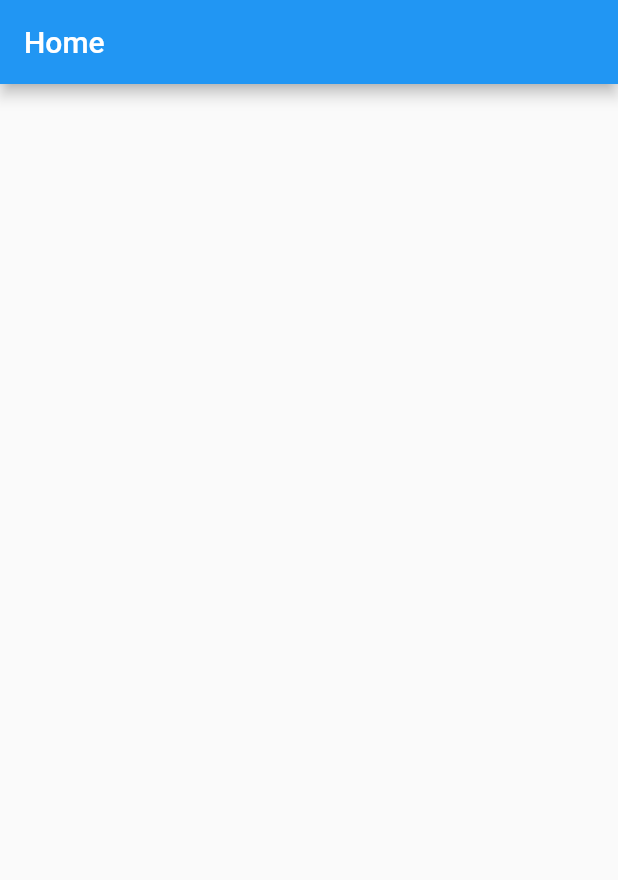
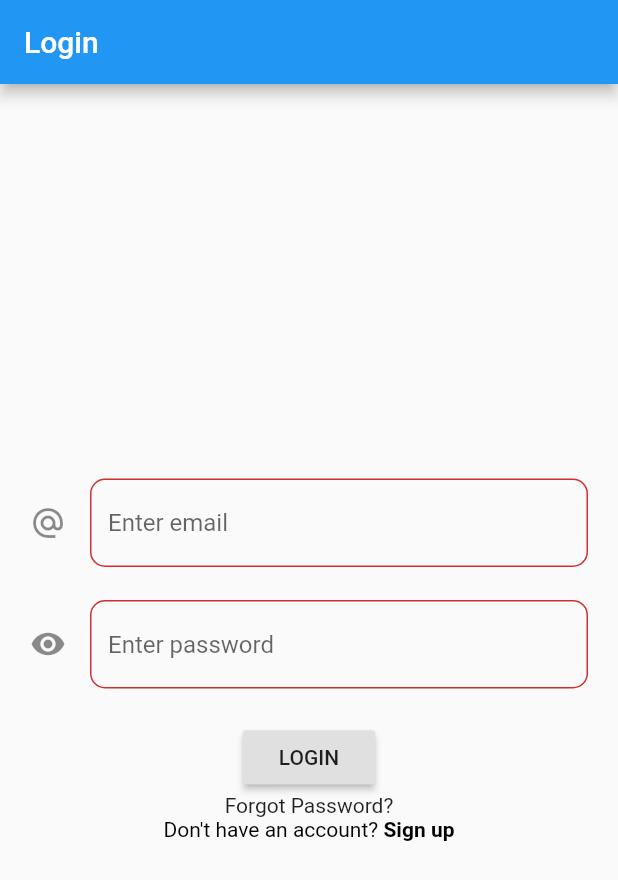
Before and after one commit to varamsky/travial, a Flutter app: the screen it shows after launch, on a phone screen of 412 x 824 dp. Shown: the top 880 px of the screen. Run offline on Flutter 3.47's test engine with Material 2 defaults, Android fonts, the phone set to English and light mode, and no system bars; our stand-ins replace firebase_auth; accounts and stored records are empty.

Commit message:
Added firebase authentication

```diff
--- /dev/null
+++ b/lib/auth/auth_status_enum.dart
@@ -0,0 +1,5 @@
+enum AuthStatus {
+  NOT_DETERMINED,
+  NOT_LOGGED_IN,
+  LOGGED_IN,
+}
--- /dev/null
+++ b/lib/auth/base_auth.dart
@@ -0,0 +1,16 @@
+import 'dart:async';
+import 'package:firebase_auth/firebase_auth.dart';
+
+abstract class BaseAuth {
+  Future<FirebaseUser> signIn(String email, String password);
+
+  Future<FirebaseUser> signUp(String email, String password);
+
+  Future<FirebaseUser> getCurrentUser();
+
+  Future<void> sendEmailVerification();
+
+  Future<void> signOut();
+
+  Future<bool> isEmailVerified();
+}
--- a/lib/main.dart
+++ b/lib/main.dart
@@ -1,7 +1,7 @@
 import 'package:flutter/material.dart';
-import 'package:travial/screens/home_screen.dart';
+import 'package:travial/screens/login_screen.dart';
 
-void main() => runApp(new MyApp());
+void main() => runApp(MyApp());
 
 class MyApp extends StatelessWidget {
 
@@ -9,8 +9,8 @@ class MyApp extends StatelessWidget {
   Widget build(BuildContext context) {
     return MaterialApp(
       debugShowCheckedModeBanner: false,
-      title: 'Flutter App',
-      home: HomeScreen(),
+      title: 'Travial App',
+      home: LoginScreen(),
     );
   }
 }
--- a/lib/screens/home_screen.dart
+++ b/lib/screens/home_screen.dart
@@ -1,13 +1,19 @@
+import 'package:firebase_auth/firebase_auth.dart';
 import 'package:flutter/material.dart';
 
 class HomeScreen extends StatelessWidget {
+  final FirebaseUser user;
+
+  HomeScreen({this.user});
 
   @override
   Widget build(BuildContext context) {
     return SafeArea(
       child: Scaffold(
-        appBar: AppBar(title: Text("Home")),
-    	body: Container(),
+        appBar: AppBar(title: Text('Home Screen'),),
+        body: Center(
+          child: Text('Logged in user :: ${user.email} ${user.uid}'),
+        ),
       ),
     );
   }
--- /dev/null
+++ b/lib/screens/login_screen.dart
@@ -0,0 +1,163 @@
+import 'package:firebase_auth/firebase_auth.dart';
+import 'package:flutter/gestures.dart';
+import 'package:flutter/material.dart';
+import 'package:travial/auth/main_auth.dart';
+import 'package:travial/screens/home_screen.dart';
+import 'package:travial/screens/signup_screen.dart';
+
+class LoginScreen extends StatefulWidget {
+
+  @override
+  _LoginScreenState createState() => _LoginScreenState();
+}
+
+class _LoginScreenState extends State<LoginScreen> {
+  final _emailEdit = TextEditingController();
+  final _passwordEdit = TextEditingController();
+
+  final MainAuth auth = MainAuth();
+
+  bool _emailValidate,_passValidate;
+  String _emailError,_passError;
+
+  @override
+  void initState() {
+    super.initState();
+
+    _emailValidate = false;
+    _passValidate = false;
+    _emailError = '';
+    _passError = '';
+  }
+
+  @override
+  Widget build(BuildContext context) {
+    return SafeArea(
+      child: Scaffold(
+        appBar: AppBar(title: Text('Login')),
+        body: Center(
+          child: SingleChildScrollView(
+            child: Padding(
+              padding: const EdgeInsets.all(20.0),
+              child: Column(
+                mainAxisSize: MainAxisSize.max,
+                mainAxisAlignment: MainAxisAlignment.center,
+                children: [
+                  TextField(
+//                    key: _emailKey,
+                    controller: _emailEdit,
+//                    autovalidate: true,
+                    decoration: InputDecoration(
+                      hintText: "Enter email",
+                      icon: Icon(Icons.alternate_email),
+                      errorText: _emailError,
+                      border: OutlineInputBorder(
+                        borderSide: BorderSide(
+                          color: Colors.teal,
+                        ),
+                        borderRadius: BorderRadius.circular(10.0),
+                      ),
+                    ),
+                  ),
+                  TextFormField(
+//                    key: _passKey,
+                    obscureText: true,
+                    controller: _passwordEdit,
+                    decoration: InputDecoration(
+                      hintText: 'Enter password',
+                      icon: Icon(Icons.remove_red_eye),
+                      errorText: _passError,
+                      border: OutlineInputBorder(
+                        borderRadius: BorderRadius.circular(10.0),
+//                        borderSide: BorderSide(color: Colors.yellow),
+                      ),
+                    ),
+                  ),
+                  Builder(
+                    builder: (BuildContext context) => RaisedButton(
+                      onPressed: () async{
+                        print('clicked on Login');
+
+                        setState(() {
+                          String regex = r"^[a-zA-Z0-9.a-zA-Z0-9.!#$%&'*+-/=?^_`{|}~]+@[a-zA-Z0-9]+\.[a-zA-Z]+";
+                          if(_emailEdit.text.isEmpty) {
+                            _emailError = 'Please fill this field.';
+                            _emailValidate = false;
+                          }
+                          else{
+                            if(!RegExp(regex).hasMatch(_emailEdit.text)) {
+                              _emailError = 'Please enter a valid email.';
+                              _emailValidate = false;
+                            }
+                            else {
+                              _emailValidate = true;
+                              _emailError = '';
+                            }
+                          }
+                          if(_passwordEdit.text.isEmpty){
+                            _passError =  'Please fill this field.';
+                            _passValidate = false;
+                          }
+                          else{
+                            if(_passwordEdit.text.length < 6){
+                              _passError = 'Please enter a valid password.';
+                              _passValidate = false;
+                            }
+                            else{
+                              _passValidate = true;
+                              _passError = '';
+                            }
+                          }
+                        });
+
+                        if(_emailValidate == true &&_passValidate == true){
+                          FirebaseUser user = await auth.signIn(_emailEdit.text,_passwordEdit.text);
+                          if(user == null){
+                            print('No User');
+
+                            Scaffold.of(context).showSnackBar(
+                              SnackBar(content: Text('No user with given username and password. Please signup for new user.')),
+                            );
+                          }
+                          else {
+                            print('user with email ${user.email} is logged in');
+                            Navigator.of(context).pushReplacement(MaterialPageRoute(builder: (BuildContext context) => HomeScreen(user: user,)));
+                          }
+
+                        }
+                      },
+                      child: Text('LOGIN'),
+                    ),
+                  ),
+                  GestureDetector(
+                    child: Text('Forgot Password?'),
+                    onTap: (){
+                      print('clicked on Forgot Password?');
+                    },
+                  ),
+                  RichText(
+                    text: TextSpan(
+                        text: 'Don\'t have an account?',
+                        style: TextStyle(
+                            color: Colors.black,),
+                        children: <TextSpan>[
+                          TextSpan(text: ' Sign up',
+                              style: TextStyle(
+                                  color: Colors.black,
+                                fontWeight: FontWeight.bold,
+                              ),
+                              recognizer: TapGestureRecognizer()
+                                ..onTap = () => Navigator.of(context).pushReplacement(MaterialPageRoute(builder: (BuildContext context) => SignUpScreen())),
+                          ),
+                        ],
+                    ),
+                  ),
+                ],
+              ),
+            ),
+          ),
+        ),
+      ),
+    );
+  }
+}
--- a/pubspec.yaml
+++ b/pubspec.yaml
@@ -23,6 +23,7 @@ environment:
 dependencies:
   flutter:
     sdk: flutter
+  firebase_auth: any
 
 
   # The following adds the Cupertino Icons font to your application.
```
Also changed, not shown: lib/auth/main_auth.dart (added, +62 -0 lines), lib/screens/signup_screen.dart (added, +191 -0 lines), pubspec.lock, 3 other files.
